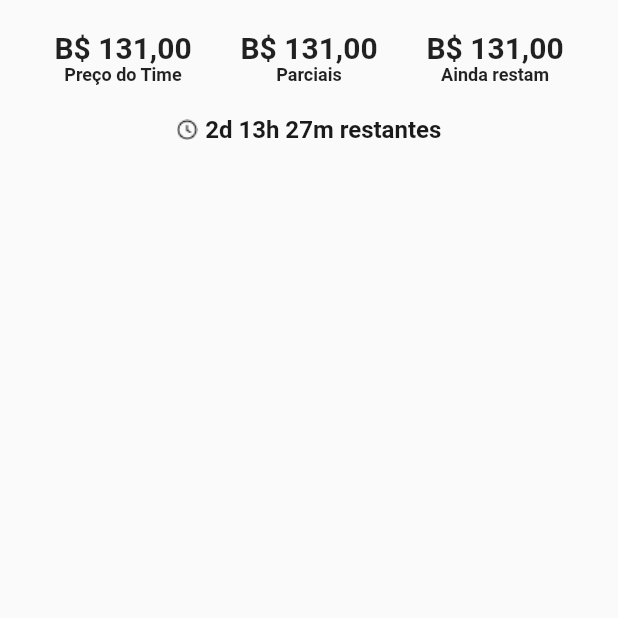
After one commit to viktorsht/KingOfBall, a Flutter app: the TeamPage screen opened by its route, on a phone screen of 412 x 824 dp, the top half of it. The commit adds this screen. Run offline on Flutter 3.47's test engine with Material 2 defaults, Android fonts, the phone set to English and light mode, and no system bars; our stand-ins replace flutter_mobx, flutter_modular, mobx, shared_preferences; accounts and stored records are empty; generated files the repository leaves out were written again; network calls fail.

Commit message:
Subindo progresso

```diff
--- a/lib/app/app_module.dart
+++ b/lib/app/app_module.dart
@@ -3,6 +3,8 @@ import 'package:flutter_modular/flutter_modular.dart';
 import 'package:rei_da_bola/app/modules/login/login_module.dart';
 import 'package:rei_da_bola/app/modules/register_user/register_module.dart';
 import 'package:rei_da_bola/app/modules/start_navigation_bar/modules/home/home_module.dart';
+import 'package:rei_da_bola/app/modules/start_navigation_bar/modules/table/table_modular.dart';
+import 'package:rei_da_bola/app/modules/start_navigation_bar/modules/team/team_module.dart';
 import 'package:rei_da_bola/app/modules/start_navigation_bar/pages/start_navigation_bar_page.dart';
 import 'package:rei_da_bola/app/modules/team_virtual/team_virtual_module.dart';
 import 'package:rei_da_bola/shared/api/api_headers.dart';
@@ -33,7 +35,7 @@ class AppModule extends Module {
       child: (_, __) => FutureBuilder<bool>(
         future: Modular.get<AuthController>().checkTokenValidity(),
         builder: (_, snapshot){
-          return snapshot.connectionState == ConnectionState.waiting ? const LoadingApp()/*const Center(child: CircularProgressIndicator(),)*/ : snapshot.hasData
+          return snapshot.connectionState == ConnectionState.waiting ? const LoadingApp() : snapshot.hasData
           ? snapshot.data! ? const StartNavigationBarPage() : const StartInfoPage()
           : const StartInfoPage();
         }
@@ -66,6 +68,8 @@ class AppModule extends Module {
     ModuleRoute(RoutesModulesApp.routerTeamVirtualModule, module: TeamVirtualModule()),
     ModuleRoute(RoutesModulesApp.routerHomeModule, module: HomeModule()),
     ModuleRoute(RoutesModulesApp.routerDrawerModule, module: DrawerModule()),
+    ModuleRoute(RoutesModulesApp.routerTableModule, module: TableModule()),
+    ModuleRoute(RoutesModulesApp.routerTeamModule, module: TeamModule()),
 
   ];
 }
--- a/lib/app/modules/start_navigation_bar/modules/drawer/pages/drawer_page.dart
+++ b/lib/app/modules/start_navigation_bar/modules/drawer/pages/drawer_page.dart
@@ -1,13 +1,10 @@
 import 'package:flutter/material.dart';
 import 'package:flutter_mobx/flutter_mobx.dart';
-import 'package:flutter_modular/flutter_modular.dart';
 import 'package:rei_da_bola/app/modules/shared/models/user_model.dart';
 import 'package:rei_da_bola/design_system/colors/colors_app.dart';
 import 'package:rei_da_bola/design_system/icons/icons_app.dart';
 import 'package:rei_da_bola/shared/exit/change_account.dart';
 import 'package:rei_da_bola/shared/exit/exit_app.dart';
-
-import '../../../../../routes/routes_app.dart';
 
 class DrawerPage extends StatelessWidget {
 
--- a/lib/app/modules/start_navigation_bar/modules/home/controller/card_profile_controller.dart
+++ b/lib/app/modules/start_navigation_bar/modules/home/controller/card_profile_controller.dart
@@ -1,5 +1,4 @@
 import 'package:mobx/mobx.dart';
-import 'package:rei_da_bola/app/modules/login/models/login_model.dart';
 import 'package:rei_da_bola/app/modules/shared/models/user_model.dart';
 import 'package:rei_da_bola/app/modules/start_navigation_bar/modules/home/services/card_profile_services.dart';
 import 'package:rei_da_bola/shared/token/token_manager.dart';
--- /dev/null
+++ b/lib/app/modules/start_navigation_bar/modules/team/pages/components/values_information/card_values_information.dart
@@ -0,0 +1,40 @@
+import 'package:flutter/material.dart';
+import 'package:rei_da_bola/app/modules/start_navigation_bar/modules/team/pages/components/values_information/components/card_time.dart';
+
+class CardValuesInformation extends StatelessWidget {
+
+  final String priceTeam;
+  final String parcialValue;
+  final String restValue;
+
+  const CardValuesInformation({
+    super.key,
+    required this.priceTeam,
+    required this.parcialValue,
+    required this.restValue
+  });
+
+  @override
+  Widget build(BuildContext context) {
+    return Padding(
+        padding: EdgeInsets.all(20.0),
+        child: Row(
+          mainAxisAlignment: MainAxisAlignment.spaceAround,
+          children: [
+            CardTime(
+              price: priceTeam,
+              text: 'Preço do Time',
+            ),
+            CardTime(
+              price: parcialValue,
+              text: 'Parciais',
+            ),
+            CardTime(
+              price: restValue,
+              text: 'Ainda restam',
+            ),
+          ],
+        ),
+      );
+  }
+}
--- /dev/null
+++ b/lib/app/modules/start_navigation_bar/modules/team/pages/components/values_information/components/card_time.dart
@@ -0,0 +1,36 @@
+import 'package:flutter/material.dart';
+
+class CardTime extends StatelessWidget {
+
+  final String price;
+  final String text;
+
+  const CardTime({
+    super.key,
+    required this.price,
+    required this.text
+  });
+
+  @override
+  Widget build(BuildContext context) {
+    return Column(
+      mainAxisAlignment: MainAxisAlignment.start,
+      children: [
+        Text(
+          'B\$ $price',
+          style: const TextStyle(
+            fontSize: 20,
+            fontWeight: FontWeight.bold
+          ),
+        ),
+        Text(
+          text,
+          style: const TextStyle(
+            fontSize: 12,
+            fontWeight: FontWeight.bold
+          ),
+        ),
+      ],
+    );
+  }
+}
--- /dev/null
+++ b/lib/app/modules/start_navigation_bar/modules/team/pages/team_page.dart
@@ -0,0 +1,44 @@
+import 'package:flutter/material.dart';
+import 'package:rei_da_bola/app/modules/start_navigation_bar/modules/team/pages/components/values_information/card_values_information.dart';
+import 'package:rei_da_bola/design_system/colors/colors_app.dart';
+
+import '../../../../../../design_system/icons/icons_app.dart';
+
+class TeamPage extends StatelessWidget {
+  const TeamPage({super.key});
+
+  @override
+  Widget build(BuildContext context) {
+    final colors = ColorsAppDefault();
+    return Scaffold(
+      body: Column(
+        children: [
+          const CardValuesInformation(
+            priceTeam: '131,00',
+            parcialValue: '131,00',
+            restValue: '131,00',
+          ),
+          Row(
+            mainAxisAlignment: MainAxisAlignment.center,
+            children: [
+              Padding(
+                padding: const EdgeInsets.only(right: 5),
+                child: Image.asset(IconsApp.clock),
+              ),
+              //const SizedBox(width: 10,),
+              Text(
+                "2d 13h 27m restantes",
+                style: TextStyle(
+                  color: colors.black,
+                  fontSize: 16,
+                  fontWeight: FontWeight.bold
+                ),
+              ),
+            ],
+          ),
+
+        ],
+      )
+    );
+  }
+}
--- a/lib/app/modules/start_navigation_bar/pages/components/navigator_component.dart
+++ b/lib/app/modules/start_navigation_bar/pages/components/navigator_component.dart
@@ -42,7 +42,7 @@ class NavigatorComponent extends StatelessWidget {
             ),
             BottomNavigationBarItem(
               icon: Icon(Icons.info),
-              label: 'Geral',
+              label: 'Top 3',
             ),
             BottomNavigationBarItem(
               icon: Icon(Icons.more_horiz),
--- a/lib/app/modules/start_navigation_bar/start_module.dart
+++ b/lib/app/modules/start_navigation_bar/start_module.dart
@@ -1,6 +1,7 @@
 import 'package:flutter_modular/flutter_modular.dart';
 import 'package:rei_da_bola/app/modules/start_navigation_bar/modules/drawer/drawer_module.dart';
 import 'package:rei_da_bola/app/modules/start_navigation_bar/modules/home/home_module.dart';
+import 'package:rei_da_bola/app/modules/start_navigation_bar/modules/table/table_modular.dart';
 import 'package:rei_da_bola/app/modules/start_navigation_bar/pages/start_navigation_bar_page.dart';
 
 import '../../routes/routes_app.dart';
@@ -14,6 +15,7 @@ class StartNavigationBarModule extends Module {
     ChildRoute(RoutesModulesApp.routerRootModule, child: (context, args) => const StartNavigationBarPage()),
     ModuleRoute(RoutesModulesApp.routerHomeModule, module: HomeModule()),
     ModuleRoute(RoutesModulesApp.routerDrawerModule, module: DrawerModule()),
+    ModuleRoute(RoutesModulesApp.routerDrawerModule, module: TableModule()),
   ];
 
 }
--- a/lib/app/routes/routes_app.dart
+++ b/lib/app/routes/routes_app.dart
@@ -7,5 +7,6 @@ class RoutesModulesApp {
   static const routerTeamVirtualModule = '/routerTeamVirtualModule';
   static const routerHomeModule = '/homePage';
   static const routerDrawerModule = '/drawer';
-
+  static const routerTableModule = '/table';
+  static const routerTeamModule = '/team';
 }
--- a/lib/design_system/images/images_app.dart
+++ b/lib/design_system/images/images_app.dart
@@ -12,4 +12,5 @@ class ImagesApp {
   static const jogador2 = '${pathImages}jogador2.png';
   static const jogador3 = '${pathImages}jogador3.png';
   static const apitoWhite = '${pathImages}apito_white.png';
+  static const trofeu = '${pathImages}trofeu.png';
 }
```
Also changed, not shown: lib/app/modules/start_navigation_bar/modules/table/pages/components/general_league.dart (added, +45 -0 lines), lib/app/modules/start_navigation_bar/modules/table/pages/table_page.dart (added, +56 -0 lines), lib/app/modules/start_navigation_bar/modules/table/table_modular.dart (added, +18 -0 lines), lib/app/modules/start_navigation_bar/modules/team/team_module.dart (added, +17 -0 lines), lib/app/modules/start_navigation_bar/pages/start_navigation_bar_page.dart (+5 -2 lines).
